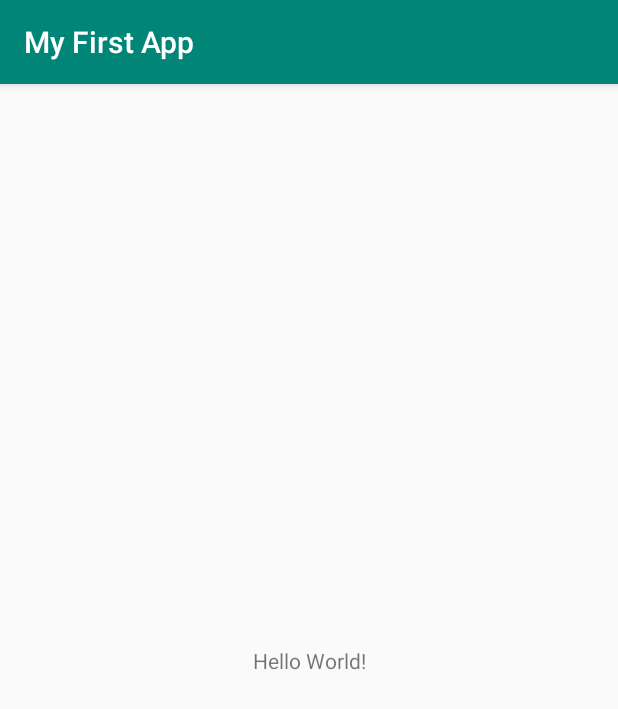
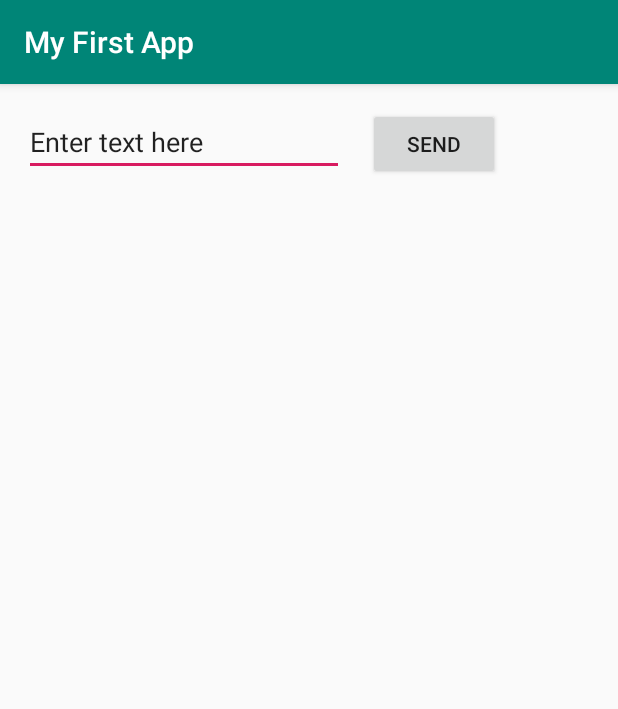
Before and after one commit to kevin-peirce/AndroidMyFirstApp, an Android app: the screen it shows after launch (MainActivity), on a phone screen of 412 x 824 dp. Shown: the top 709 px of the screen. Run offline under Robolectric (Android 15) with nearby library versions, the phone set to English and light mode, and no system bars.

Commit message:
Added text view after send button press.

```diff
--- a/app/src/main/AndroidManifest.xml
+++ b/app/src/main/AndroidManifest.xml
@@ -9,6 +9,7 @@
         android:roundIcon="@mipmap/ic_launcher_round"
         android:supportsRtl="true"
         android:theme="@style/AppTheme">
+        <activity android:name=".DisplayMessageActivity"></activity>
         <activity android:name=".MainActivity">
             <intent-filter>
                 <action android:name="android.intent.action.MAIN" />
--- a/app/src/main/res/layout/activity_main.xml
+++ b/app/src/main/res/layout/activity_main.xml
@@ -4,15 +4,29 @@
     xmlns:tools="http://schemas.android.com/tools"
     android:layout_width="match_parent"
     android:layout_height="match_parent"
-    tools:context=".MainActivity">
+    tools:context=".MainActivity" >
 
-    <TextView
+    <EditText
+        android:id="@+id/editText"
+        android:layout_width="0dp"
+        android:layout_height="wrap_content"
+        android:layout_marginStart="16dp"
+        android:layout_marginTop="16dp"
+        android:ems="10"
+        android:inputType="textPersonName"
+        android:text="@string/label_text"
+        app:layout_constraintStart_toStartOf="parent"
+        app:layout_constraintTop_toTopOf="parent"
+        tools:text="@string/label_text" />
+
+    <Button
+        android:id="@+id/button2"
         android:layout_width="wrap_content"
         android:layout_height="wrap_content"
-        android:text="Hello World!"
-        app:layout_constraintBottom_toBottomOf="parent"
-        app:layout_constraintLeft_toLeftOf="parent"
-        app:layout_constraintRight_toRightOf="parent"
+        android:layout_marginStart="16dp"
+        android:layout_marginTop="16dp"
+        android:onClick="sendMessage"
+        android:text="@string/button_text_send"
+        app:layout_constraintStart_toEndOf="@+id/editText"
         app:layout_constraintTop_toTopOf="parent" />
-
 </androidx.constraintlayout.widget.ConstraintLayout>
--- a/app/src/main/res/values/strings.xml
+++ b/app/src/main/res/values/strings.xml
@@ -1,3 +1,5 @@
 <resources>
     <string name="app_name">My First App</string>
+    <string name="label_text">Enter text here</string>
+    <string name="button_text_send">Send</string>
 </resources>
```
Also changed, not shown: app/src/main/java/com/example/myfirstapp/DisplayMessageActivity.java (added, +24 -0 lines), app/src/main/java/com/example/myfirstapp/MainActivity.java (+16 -0 lines), app/src/main/res/layout/activity_display_message.xml (added, +22 -0 lines).
